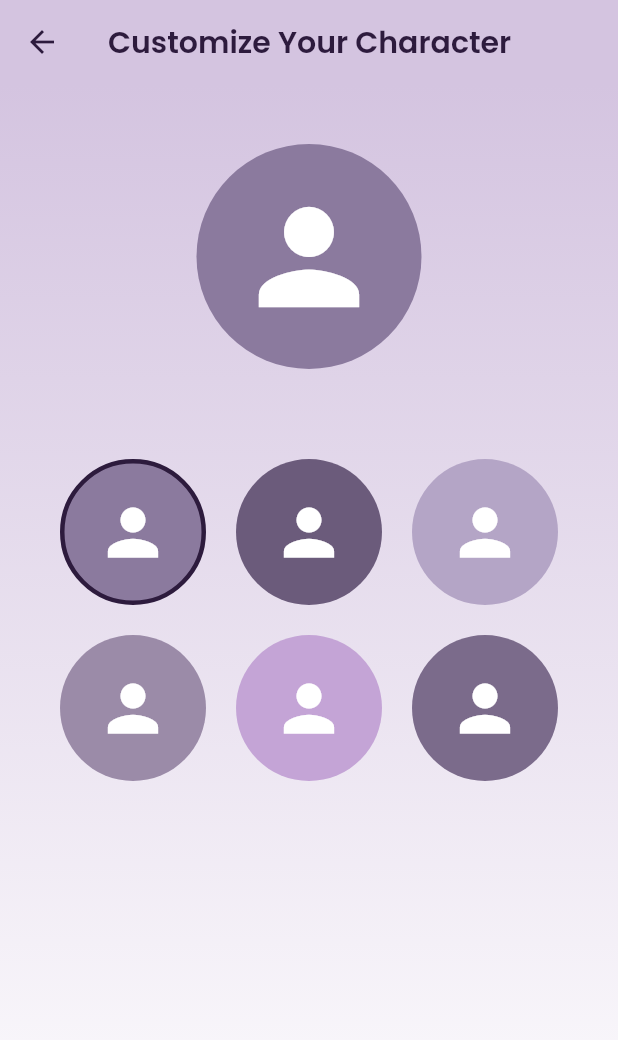
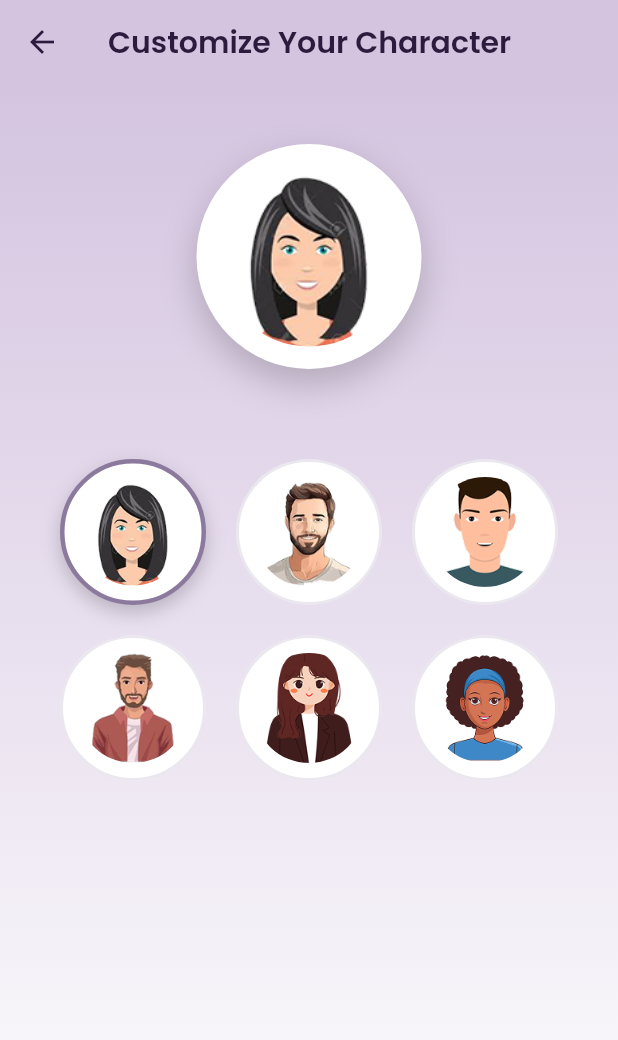
Before and after one commit to umesha2001/sign-language-learning-app, a Flutter app: the CharacterCustomizationScreen screen opened directly, on a phone screen of 412 x 824 dp. Shown: the top 1040 px of the screen. Run offline on Flutter 3.47's test engine with Material 3 defaults, Android fonts, the phone set to English and light mode, and no system bars; our stand-ins replace dio, google_fonts, image_picker, video_player.

```diff
--- a/lib/screens/profile/character_customization_screen.dart
+++ b/lib/screens/profile/character_customization_screen.dart
@@ -12,13 +12,13 @@ class CharacterCustomizationScreen extends StatefulWidget {
 class _CharacterCustomizationScreenState extends State<CharacterCustomizationScreen> {
   int selectedAvatarIndex = 0;
 
-  final List<Map<String, dynamic>> avatars = [
-    {'icon': Icons.person, 'color': Color(0xFF8B7A9E)},
-    {'icon': Icons.person, 'color': Color(0xFF6B5B7B)},
-    {'icon': Icons.person, 'color': Color(0xFFB4A5C6)},
-    {'icon': Icons.person, 'color': Color(0xFF9B8BA8)},
-    {'icon': Icons.person, 'color': Color(0xFFC4A4D6)},
-    {'icon': Icons.person, 'color': Color(0xFF7B6B8B)},
+  final List<String> avatars = [
+    'assets/icons/1.png',
+    'assets/icons/2.png',
+    'assets/icons/3.png',
+    'assets/icons/4.png',
+    'assets/icons/5.png',
+    'assets/icons/6.png',
   ];
 
   @override
@@ -60,14 +60,23 @@ class _CharacterCustomizationScreenState extends State<CharacterCustomizationScr
             Container(
               width: 150,
               height: 150,
-              decoration: BoxDecoration(
-                color: avatars[selectedAvatarIndex]['color'],
+              decoration: const BoxDecoration(
+                color: AppColors.white,
                 shape: BoxShape.circle,
+                boxShadow: [
+                  BoxShadow(
+                    color: Color(0x33000000),
+                    blurRadius: 20,
+                    offset: Offset(0, 10),
+                  ),
+                ],
               ),
-              child: Icon(
-                avatars[selectedAvatarIndex]['icon'],
-                size: 100,
-                color: AppColors.white,
+              padding: const EdgeInsets.all(15),
+              child: ClipOval(
+                child: Image.asset(
+                  avatars[selectedAvatarIndex],
+                  fit: BoxFit.cover,
+                ),
               ),
             ),
 
@@ -86,7 +95,6 @@ class _CharacterCustomizationScreenState extends State<CharacterCustomizationScr
                   ),
                   itemCount: avatars.length,
                   itemBuilder: (context, index) {
-                    final avatar = avatars[index];
                     final isSelected = index == selectedAvatarIndex;
 
                     return GestureDetector(
@@ -97,16 +105,25 @@ class _CharacterCustomizationScreenState extends State<CharacterCustomizationScr
                       },
                       child: Container(
                         decoration: BoxDecoration(
-                          color: avatar['color'],
+                          color: AppColors.white,
                           shape: BoxShape.circle,
                           border: isSelected
-                              ? Border.all(color: AppColors.dark, width: 3)
-                              : null,
+                              ? Border.all(color: AppColors.primaryDark, width: 3)
+                              : Border.all(color: AppColors.lavender.withOpacity(0.3), width: 2),
+                          boxShadow: isSelected ? [
+                            const BoxShadow(
+                              color: Color(0x33000000),
+                              blurRadius: 10,
+                              offset: Offset(0, 5),
+                            ),
+                          ] : null,
                         ),
-                        child: Icon(
-                          avatar['icon'],
-                          size: 50,
-                          color: AppColors.white,
+                        padding: const EdgeInsets.all(10),
+                        child: ClipOval(
+                          child: Image.asset(
+                            avatars[index],
+                            fit: BoxFit.cover,
+                          ),
                         ),
                       ),
                     );
```
Also changed, not shown: lib/screens/learning/learning_home_screen.dart (+7 -5 lines), lib/screens/learning/lesson_detail_screen.dart (+13 -9 lines), lib/screens/learning/lessons_menu_screen.dart (+12 -8 lines), lib/screens/profile/edit_profile_screen.dart (+51 -0 lines), lib/screens/quiz/quiz_screen.dart (+6 -4 lines), assets/icons/learner.png (added), assets/icons/lession.png (added), assets/icons/more video.png (added), assets/icons/quiz.png (added), assets/icons/test.png (added).
